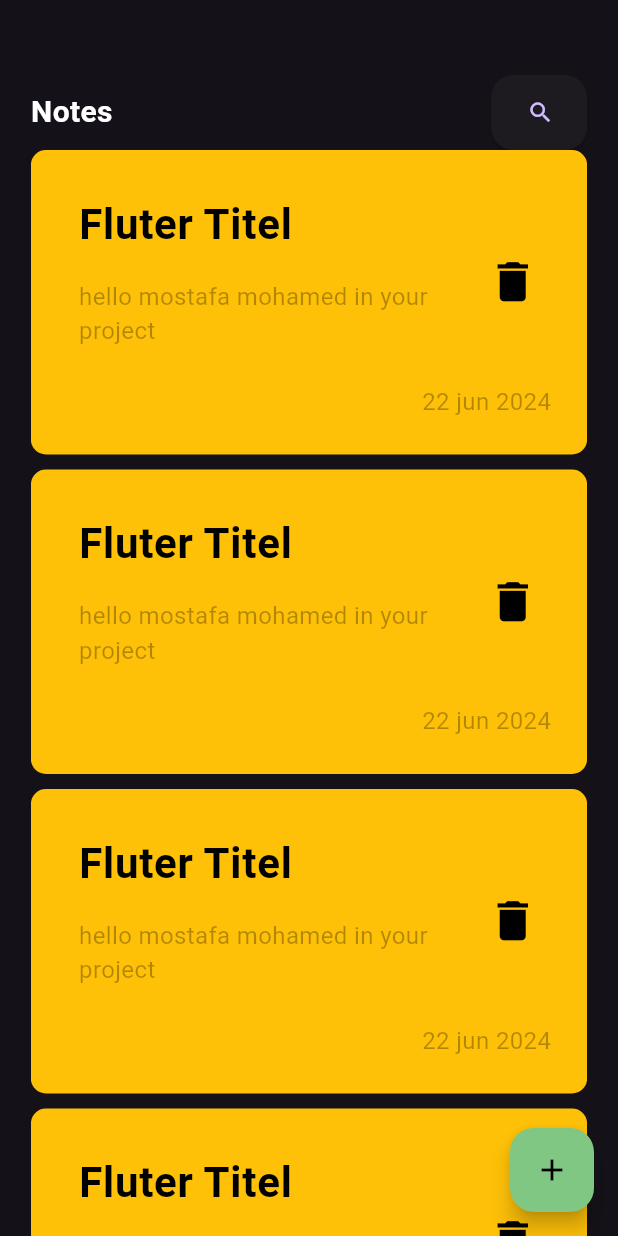
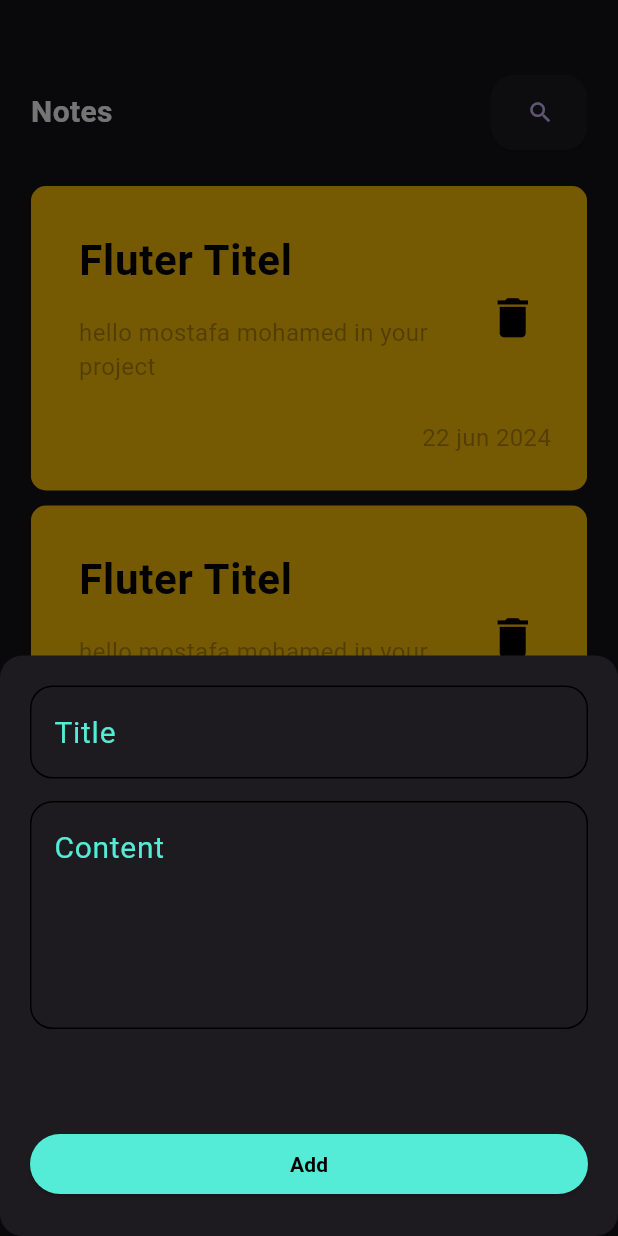
Before and after one commit to mostafa9011/notesApp, a Flutter app: the screen it shows after launch, after a tap on the "add" icon, on a phone screen of 412 x 824 dp. Run offline on Flutter 3.47's test engine with Material 3 defaults, Android fonts, the phone set to English and light mode, and no system bars.

Commit message:
create show modal sheet

```diff
--- a/lib/views/notes_view.dart
+++ b/lib/views/notes_view.dart
@@ -1,4 +1,6 @@
 import 'package:flutter/material.dart';
+import 'package:notes_app/widgets/constant.dart';
+import 'package:notes_app/widgets/modal_sheet.dart';
 import 'package:notes_app/widgets/notes_body.dart';
 
 class NotesView extends StatelessWidget {
@@ -9,8 +11,18 @@ class NotesView extends StatelessWidget {
   Widget build(BuildContext context) {
     return Scaffold(
       floatingActionButton: FloatingActionButton(
-        backgroundColor: Colors.green[300],
-        onPressed: () {},
+        backgroundColor: kPrimaryColor,
+        onPressed: () {
+          showModalBottomSheet(
+            shape: RoundedRectangleBorder(
+              borderRadius: BorderRadius.circular(15),
+            ),
+            context: context,
+            builder: (context) {
+              return const ModalSheet(hintText: 'Title',);
+            },
+          );
+        },
         child: const Icon(
           Icons.add,
           color: Colors.black,
--- /dev/null
+++ b/lib/widgets/constant.dart
@@ -0,0 +1,3 @@
+import 'package:flutter/material.dart';
+
+const Color kPrimaryColor = Color(0xff54EBD7);
--- a/lib/widgets/custom_app_bar.dart
+++ b/lib/widgets/custom_app_bar.dart
@@ -9,7 +9,7 @@ class CustomAppBar extends StatelessWidget {
   Widget build(BuildContext context) {
     MediaQueryData mediaQuery = MediaQuery.of(context);
     return Container(
-      margin: const EdgeInsets.only(top: 50),
+      margin: const EdgeInsets.only(top: 50,bottom: 24),
       child: Row(
         mainAxisAlignment: MainAxisAlignment.spaceBetween,
         children: [
--- /dev/null
+++ b/lib/widgets/custom_button.dart
@@ -0,0 +1,25 @@
+import 'package:flutter/material.dart';
+import 'package:notes_app/widgets/constant.dart';
+
+class CustomButton extends StatelessWidget {
+  const CustomButton({super.key, required this.text});
+  final String text;
+
+  @override
+  Widget build(BuildContext context) {
+    return ElevatedButton(
+      style: ElevatedButton.styleFrom(
+        backgroundColor: kPrimaryColor,
+        fixedSize: Size(MediaQuery.of(context).size.width, 16),
+      ),
+      onPressed: () {},
+      child: Text(
+        text,
+        style: const TextStyle(
+          color: Colors.black,
+          fontWeight: FontWeight.bold,
+        ),
+      ),
+    );
+  }
+}
--- /dev/null
+++ b/lib/widgets/custom_text_feild.dart
@@ -0,0 +1,34 @@
+import 'package:flutter/material.dart';
+import 'package:notes_app/widgets/constant.dart';
+
+class CustomTextFeild extends StatelessWidget {
+  const CustomTextFeild({
+    super.key,
+    this.maxLines = 1,
+    required this.hintText,
+  });
+  final int maxLines;
+  final String hintText;
+
+  @override
+  Widget build(BuildContext context) {
+    return TextField(
+      cursorColor: kPrimaryColor,
+      maxLines: maxLines,
+      decoration: InputDecoration(
+        enabledBorder: OutlineInputBorder(
+          borderRadius: BorderRadius.circular(15),
+        ),
+        focusedBorder: OutlineInputBorder(
+          borderRadius: BorderRadius.circular(15),
+          borderSide: const BorderSide(color: kPrimaryColor),
+        ),
+        hintText: hintText,
+        hintStyle: const TextStyle(
+          color: kPrimaryColor,
+          fontSize: 20,
+        ),
+      ),
+    );
+  }
+}
--- /dev/null
+++ b/lib/widgets/modal_sheet.dart
@@ -0,0 +1,36 @@
+import 'package:flutter/material.dart';
+import 'package:notes_app/widgets/custom_button.dart';
+import 'package:notes_app/widgets/custom_text_feild.dart';
+
+class ModalSheet extends StatelessWidget {
+  const ModalSheet({
+    super.key,
+    required this.hintText,
+    this.maxLines = 1,
+  });
+  final int maxLines;
+  final String hintText;
+
+  @override
+  Widget build(BuildContext context) {
+    return Container(
+      padding: const EdgeInsets.symmetric(horizontal: 20),
+      child: const SingleChildScrollView(
+        child: Column(
+          children: [
+            SizedBox(height: 20),
+            CustomTextFeild(hintText: 'Title'),
+            SizedBox(height: 15),
+            CustomTextFeild(
+              hintText: 'Content',
+              maxLines: 5,
+            ),
+            SizedBox(height: 66),
+            CustomButton(text: 'Add'),
+            SizedBox(height: 24),
+          ],
+        ),
+      ),
+    );
+  }
+}
--- a/lib/widgets/notes_item_listview.dart
+++ b/lib/widgets/notes_item_listview.dart
@@ -8,6 +8,7 @@ class NotesItemListView extends StatelessWidget {
   Widget build(BuildContext context) {
     return Expanded(
       child: ListView.builder(
+        padding: EdgeInsets.zero,
         itemCount: 5,
         itemBuilder: (context, index) {
           return const CustomNoteItem();
```
